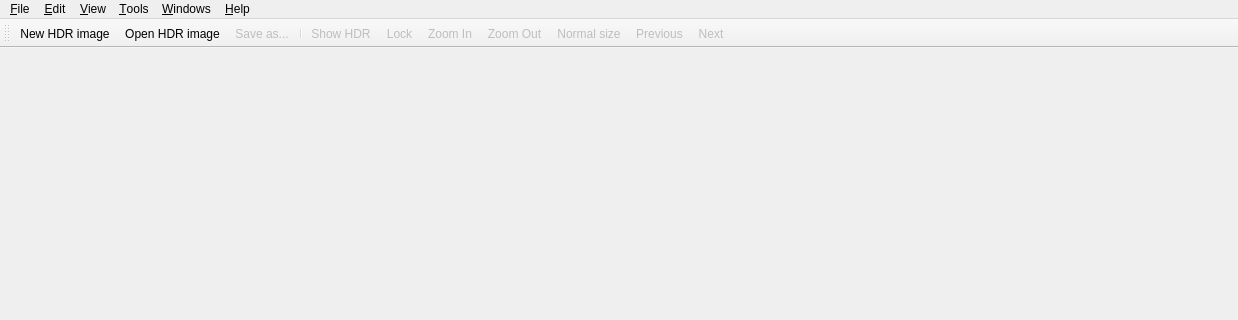
Old version of the form forms/MainWindow.ui in the repository LuminanceHDR/LuminanceHDR; both pictures show x 0 to 1238 and y 0 to 320 of the 1238 by 756 pixel window.
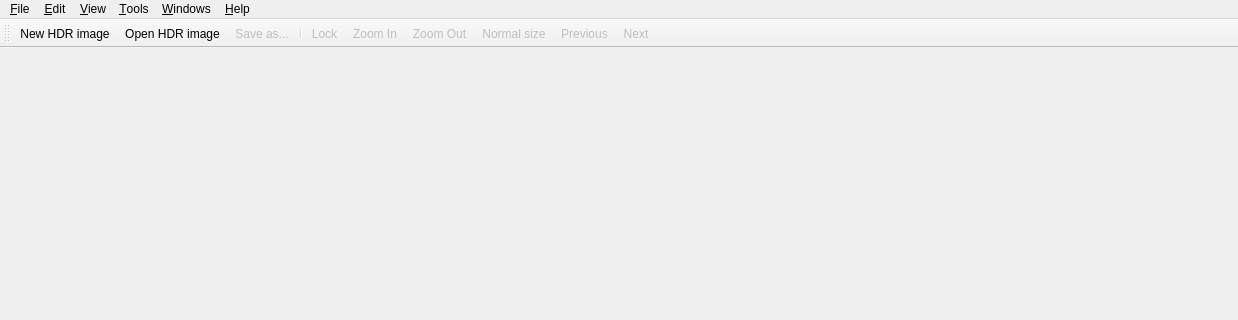
New version of the form. Icons and pictures are not drawn.

Commit message: added actionShowPreviewPanel deleted actionShowHDR

```diff
--- a/forms/MainWindow.ui
+++ b/forms/MainWindow.ui
@@ -154,7 +154,6 @@
    <addaction name="fileOpenAction"/>
    <addaction name="fileSaveAsAction"/>
    <addaction name="separator"/>
-   <addaction name="actionShowHDRs"/>
    <addaction name="actionLock"/>
    <addaction name="zoomInAct"/>
    <addaction name="zoomOutAct"/>
@@ -873,24 +872,6 @@
     <string>PgUp</string>
    </property>
   </action>
-  <action name="actionShowHDRs">
-   <property name="checked">
-    <bool>false</bool>
-   </property>
-   <property name="enabled">
-    <bool>false</bool>
-   </property>
-   <property name="icon">
-    <iconset resource="../icons.qrc">
-     <normaloff>:/new/prefix1/images/games-config-background.png</normaloff>:/new/prefix1/images/games-config-background.png</iconset>
-   </property>
-   <property name="text">
-    <string>Show HDR</string>
-   </property>
-   <property name="toolTip">
-    <string>Show Current Tonemapped HDR image</string>
-   </property>
-  </action>
   <action name="actionLock">
    <property name="checkable">
     <bool>true</bool>
```
Left out of the diff: 20 changed lines with no effect on the pictures. The commit also changes 2 other files.
